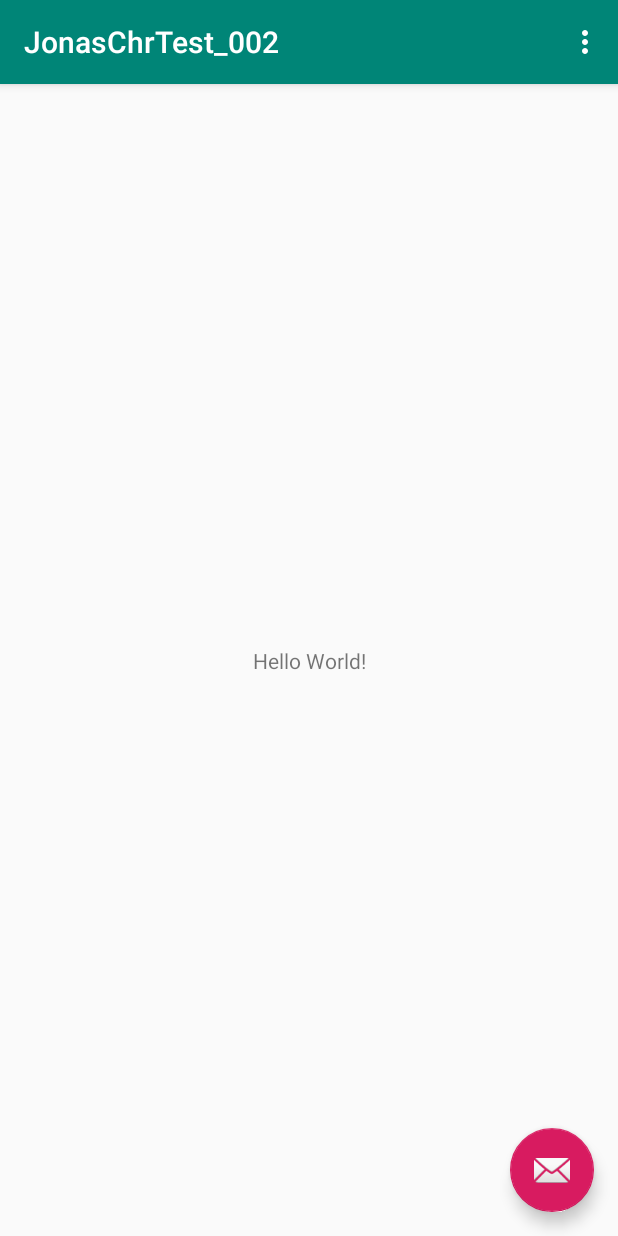
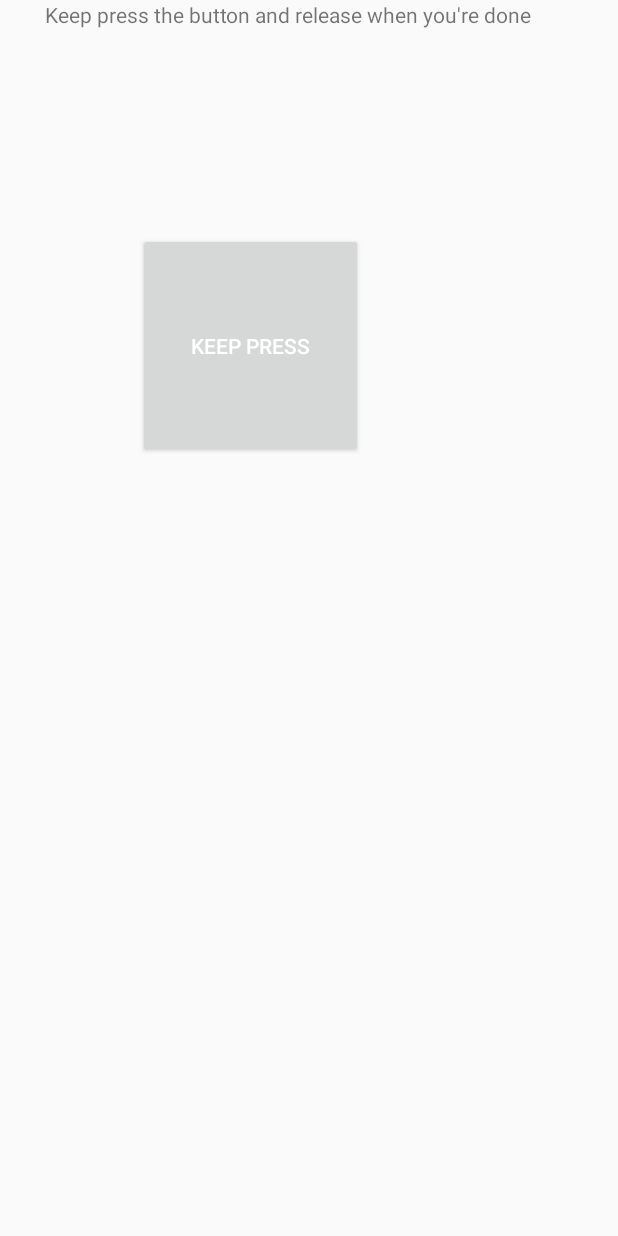
Before and after one commit to Weiqifan1/JonasChrTest_002, an Android app: the screen it shows after launch (MainActivity), on a phone screen of 412 x 824 dp. Run offline under Robolectric (Android 15) with nearby library versions, the light colour scheme and no system bars.

Commit message:
can play a raw mp3 file when you push buttom

```diff
--- a/app/src/main/AndroidManifest.xml
+++ b/app/src/main/AndroidManifest.xml
@@ -1,6 +1,8 @@
 <?xml version="1.0" encoding="utf-8"?>
 <manifest xmlns:android="http://schemas.android.com/apk/res/android"
           package="com.example.jonaschrtest_002">
+
+    <uses-permission android:name="android.permission.READ_EXTERNAL_STORAGE"/>
 
     <application
             android:allowBackup="true"
--- a/app/src/main/java/com/example/jonaschrtest_002/MainActivity.kt
+++ b/app/src/main/java/com/example/jonaschrtest_002/MainActivity.kt
@@ -6,21 +6,59 @@ import android.support.v7.app.AppCompatActivity;
 import android.view.Menu
 import android.view.MenuItem
 
+import android.app.Activity
+import android.media.MediaPlayer
+import android.view.MotionEvent
+
 import kotlinx.android.synthetic.main.activity_main.*
 
-class MainActivity : AppCompatActivity() {
+class MainActivity : Activity() {
+    private  var mediaPlayer:MediaPlayer? = null
+
 
     override fun onCreate(savedInstanceState: Bundle?) {
         super.onCreate(savedInstanceState)
         setContentView(R.layout.activity_main)
-        setSupportActionBar(toolbar)
+       // setSupportActionBar(toolbar)
 
+
+
+        mediaPlayer = MediaPlayer.create(this,R.raw.explosion)
+        mediaPlayer?.setOnPreparedListener{
+            (println("Ready to go"))
+
+        /*
         fab.setOnClickListener { view ->
             Snackbar.make(view, "Replace with your own action", Snackbar.LENGTH_LONG)
                 .setAction("Action", null).show()
+                */
+        }
+
+        pushButton.setOnTouchListener{ _,event ->
+            handleTouch(event)
+            true
+
+        }
+
+
+    }
+    private fun handleTouch(event: MotionEvent){
+        when (event.action){
+            MotionEvent.ACTION_DOWN ->{
+                println("down")
+                mediaPlayer?.start()
+            }
+            MotionEvent.ACTION_CANCEL,MotionEvent.ACTION_UP -> {
+                println("up or cancel")
+                mediaPlayer?.pause()
+                mediaPlayer?.seekTo(0)
+            }
+            else -> {
+                println("other")
+            }
         }
     }
-
+/*
     override fun onCreateOptionsMenu(menu: Menu): Boolean {
         // Inflate the menu; this adds items to the action bar if it is present.
         menuInflater.inflate(R.menu.menu_main, menu)
@@ -36,4 +74,5 @@ class MainActivity : AppCompatActivity() {
             else -> super.onOptionsItemSelected(item)
         }
     }
+    */
 }
--- a/app/src/main/res/layout/activity_main.xml
+++ b/app/src/main/res/layout/activity_main.xml
@@ -5,30 +5,30 @@
         xmlns:tools="http://schemas.android.com/tools"
         android:layout_width="match_parent"
         android:layout_height="match_parent"
-        tools:context=".MainActivity">
+        tools:context=".MainActivity"
+        android:keepScreenOn="true">
 
-    <android.support.design.widget.AppBarLayout
-            android:layout_height="wrap_content"
-            android:layout_width="match_parent"
-            android:theme="@style/AppTheme.AppBarOverlay">
+    <Button
+            android:id="@+id/pushButton"
+            android:layout_width="150dp"
+            android:layout_height="150dp"
+            android:layout_marginBottom="156dp"
+            android:layout_marginEnd="92dp"
+            android:layout_marginStart="92dp"
+            android:layout_marginTop="155dp"
+            android:text="keep press"
+            android:textColor="@android:color/white"/>
 
-        <android.support.v7.widget.Toolbar
-                android:id="@+id/toolbar"
-                android:layout_width="match_parent"
-                android:layout_height="?attr/actionBarSize"
-                android:background="?attr/colorPrimary"
-                app:popupTheme="@style/AppTheme.PopupOverlay"/>
 
-    </android.support.design.widget.AppBarLayout>
-
-    <include layout="@layout/content_main"/>
-
-    <android.support.design.widget.FloatingActionButton
-            android:id="@+id/fab"
+    <TextView
+            android:id="@+id/textView"
             android:layout_width="wrap_content"
             android:layout_height="wrap_content"
-            android:layout_gravity="bottom|end"
-            android:layout_margin="@dimen/fab_margin"
-            app:srcCompat="@android:drawable/ic_dialog_email"/>
+            android:layout_marginBottom="50dp"
+            android:layout_marginEnd="30dp"
+            android:layout_marginStart="30dp"
+            android:text="Keep press the button and release when you're done"/>
+
+
 
 </android.support.design.widget.CoordinatorLayout>
```
Also changed, not shown: 1 other file.
